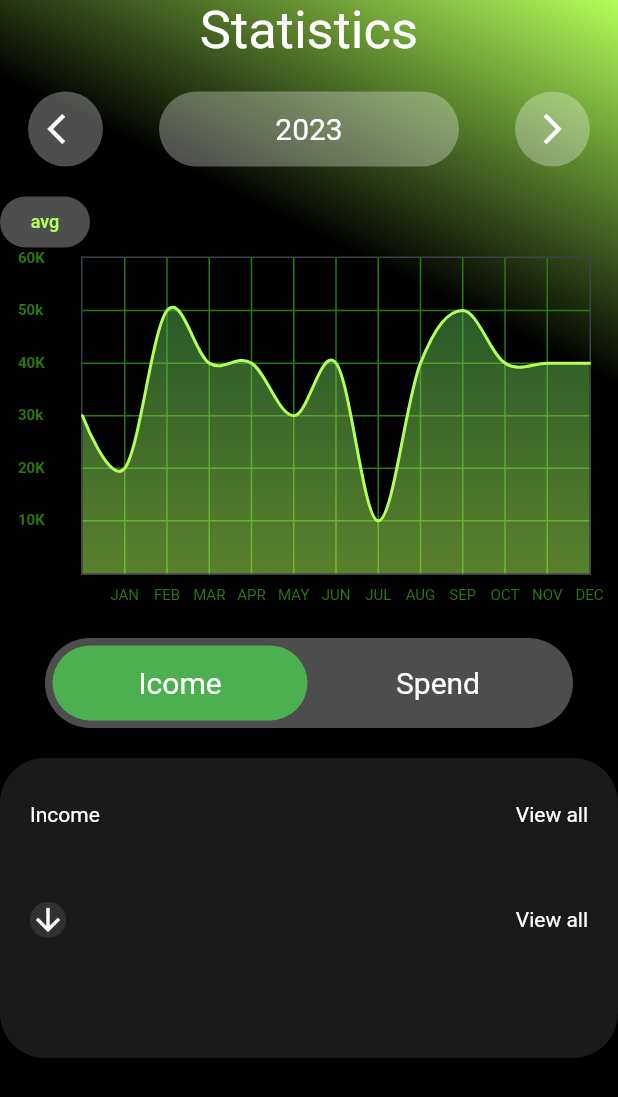
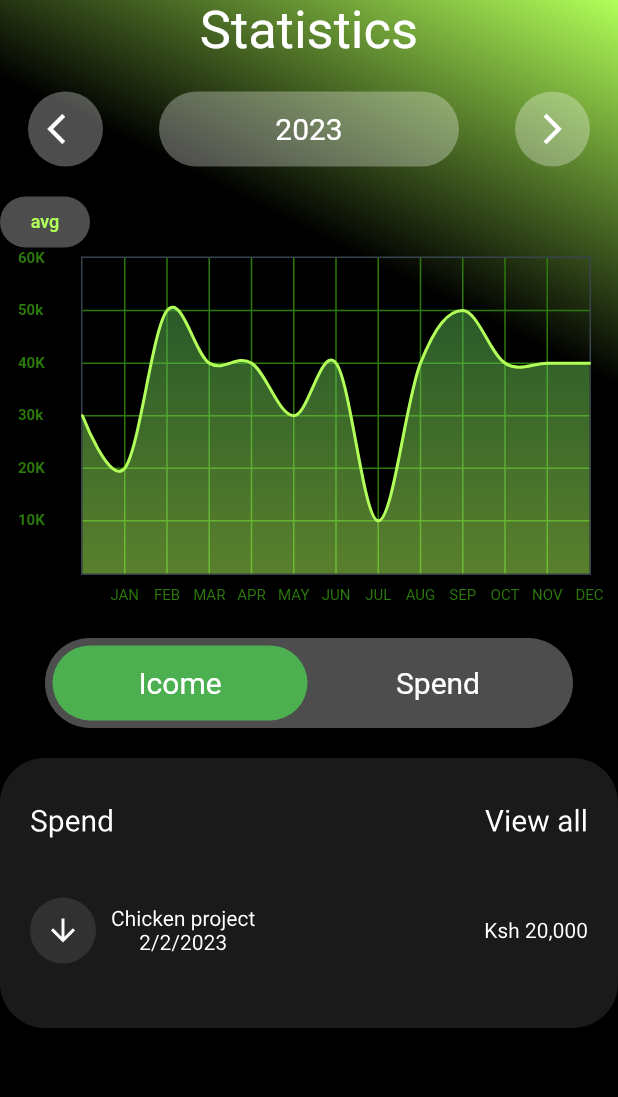
Before and after one commit to gaddie/chama_app, a Flutter app: the LineChartSample2 screen opened directly, after a tap on "Icome", on a phone screen of 412 x 824 dp. Shown: the top 1097 px of the screen. Run offline on Flutter 3.47's test engine with Material 2 defaults, Android fonts, the light colour scheme and no system bars; drawn by our look-alikes of fl_chart.

Commit message:
addition of flip card

```diff
--- /dev/null
+++ b/lib/ReusableFlipCard.dart
@@ -0,0 +1,74 @@
+import 'package:flutter/material.dart';
+
+class IcomeCard extends StatelessWidget {
+  String IncomeOrSpend;
+  String name;
+  String amount;
+  String date;
+
+  IcomeCard(
+      {required this.name,
+      required this.amount,
+      required this.date,
+      required this.IncomeOrSpend});
+  @override
+  Widget build(BuildContext context) {
+    return Container(
+      height: 180,
+      width: double.infinity,
+      decoration: BoxDecoration(
+        color: Colors.white70.withOpacity(0.1),
+        borderRadius: BorderRadius.all(Radius.circular(30)),
+      ),
+      child: Column(
+        children: [
+          Padding(
+            padding: EdgeInsets.symmetric(horizontal: 20, vertical: 30),
+            child: Row(
+              mainAxisAlignment: MainAxisAlignment.spaceBetween,
+              children: [
+                Text(
+                  IncomeOrSpend,
+                  style: TextStyle(color: Colors.white, fontSize: 20),
+                ),
+                Text('View all',
+                    style: TextStyle(color: Colors.white, fontSize: 20))
+              ],
+            ),
+          ),
+          Padding(
+            padding: EdgeInsets.only(left: 20, right: 20, top: 10),
+            child: Row(
+              mainAxisAlignment: MainAxisAlignment.spaceBetween,
+              children: [
+                Row(children: [
+                  Container(
+                    padding: EdgeInsets.all(10),
+                    decoration: BoxDecoration(
+                      color: Colors.white70.withOpacity(0.1),
+                      borderRadius: BorderRadius.all(Radius.circular(30)),
+                    ),
+                    child: Icon(
+                      Icons.arrow_downward,
+                      color: Colors.white,
+                    ),
+                  ),
+                  SizedBox(
+                    width: 10,
+                  ),
+                  Column(
+                    children: [
+                      Text(name, style: TextStyle(color: Colors.white)),
+                      Text(date, style: TextStyle(color: Colors.white))
+                    ],
+                  ),
+                ]),
+                Text('Ksh $amount', style: TextStyle(color: Colors.white))
+              ],
+            ),
+          ),
+        ],
+      ),
+    );
+  }
+}
--- a/lib/stats_screen.dart
+++ b/lib/stats_screen.dart
@@ -1,6 +1,7 @@
 import 'package:fl_chart/fl_chart.dart';
 import 'package:flutter/material.dart';
 import 'constants.dart';
+import 'ReusableFlipCard.dart';
 
 DateTime now = new DateTime.now();
 var year = now.year;
@@ -12,7 +13,43 @@ class LineChartSample2 extends StatefulWidget {
   State<LineChartSample2> createState() => _LineChartSample2State();
 }
 
-class _LineChartSample2State extends State<LineChartSample2> {
+class _LineChartSample2State extends State<LineChartSample2>
+    with SingleTickerProviderStateMixin {
+  late AnimationController _animationController;
+  late Animation<double> _animation1;
+
+  bool _showFront = true;
+
+  @override
+  void initState() {
+    super.initState();
+
+    _animationController =
+        AnimationController(duration: Duration(milliseconds: 300), vsync: this);
+
+    _animation1 =
+        Tween<double>(begin: 0.0, end: 2.0).animate(_animationController);
+  }
+
+  @override
+  void dispose() {
+    _animationController.dispose();
+
+    super.dispose();
+  }
+
+  void toggleCard() {
+    if (_showFront) {
+      _animationController.forward();
+    } else {
+      _animationController.reverse();
+    }
+
+    setState(() {
+      _showFront = !_showFront;
+    });
+  }
+
   bool showAvg = false;
 
   @override
@@ -136,6 +173,7 @@ class _LineChartSample2State extends State<LineChartSample2> {
                     child: GestureDetector(
                       onTap: () {
                         setState(() {
+                          toggleCard();
                           isActive = true;
                         });
                       },
@@ -186,53 +224,53 @@ class _LineChartSample2State extends State<LineChartSample2> {
           SizedBox(
             height: 20,
           ),
-          Container(
-            height: 200,
-            width: double.infinity,
-            decoration: BoxDecoration(
-              color: Colors.white70.withOpacity(0.1),
-              borderRadius: BorderRadius.all(Radius.circular(30)),
-            ),
-            child: Column(
+          AnimatedBuilder(
+            animation: _animation1,
+            builder: (BuildContext context, Widget? child) {
+              final angle = _animation1.value * 3.1415926535897932;
+
+              final frontOpacity = _showFront ? 1.0 : 0.0;
+              final backOpacity = _showFront ? 0.0 : 1.0;
+
+              return Transform(
+                transform: Matrix4.identity()
+                  ..setEntry(3, 2, 0.001)
+                  ..rotateY(angle),
+                alignment: Alignment.center,
+                child: Stack(
                   children: [
-                Padding(
-                  padding: EdgeInsets.symmetric(horizontal: 20, vertical: 30),
-                  child: Row(
-                    mainAxisAlignment: MainAxisAlignment.spaceBetween,
-                    children: [
-                      Text(
-                        'Income',
-                        style: TextStyle(color: Colors.white),
-                      ),
-                      Text('View all', style: TextStyle(color: Colors.white))
-                    ],
+                    Opacity(
+                      opacity: frontOpacity,
+                      child: Center(
+                        child: IcomeCard(
+                          name: 'Jane doe',
+                          IncomeOrSpend: 'Income',
+                          date: '2/2/2023',
+                          amount: '2,000',
                         ),
                       ),
-                Padding(
-                  padding: EdgeInsets.only(left: 20, right: 20, top: 20),
-                  child: Row(
-                    mainAxisAlignment: MainAxisAlignment.spaceBetween,
-                    children: [
-                      Container(
-                        decoration: BoxDecoration(
-                          color: Colors.white70.withOpacity(0.1),
-                          borderRadius: BorderRadius.all(Radius.circular(30)),
                     ),
-                        child: Row(
-                          children: [
-                            Icon(
-                              Icons.arrow_downward,
-                              color: Colors.white,
-                            ),
-                          ],
+                    Opacity(
+                      opacity: backOpacity,
+                      child: Center(
+                        child: Transform(
+                          alignment: _showFront
+                              ? Alignment.centerLeft
+                              : Alignment.centerRight,
+                          transform: Matrix4.identity()..rotateY(angle - angle),
+                          child: IcomeCard(
+                            name: 'Chicken project',
+                            IncomeOrSpend: 'Spend',
+                            date: '2/2/2023',
+                            amount: '20,000',
                           ),
                         ),
-                      Text('View all', style: TextStyle(color: Colors.white))
-                    ],
                       ),
                     ),
                   ],
                 ),
+              );
+            },
           )
         ]),
       ),
```
Also changed, not shown: lib/flipcard.dart (added, +100 -0 lines). Lines whose indentation alone changed are shown as unchanged.
